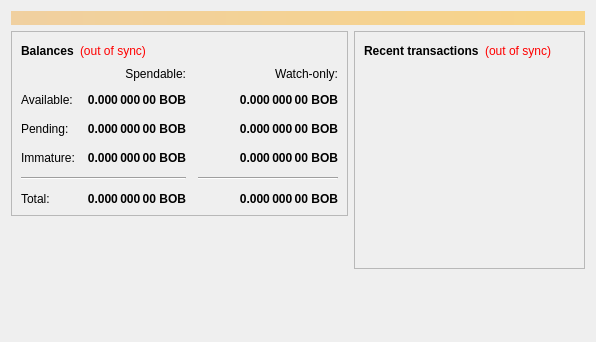
This is src/qt/forms/overviewpage.ui in dobbscoin/dobbscoin-source as Qt 5 draws it before an edit. The edited form follows.
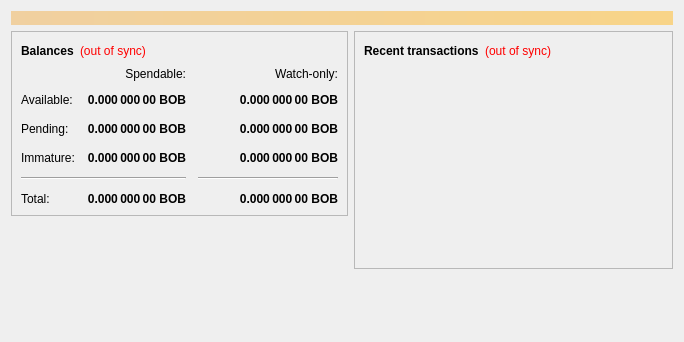
This is the edited form.

Commit message: Restyle to include tiled BOB background

```diff
--- a/src/qt/forms/overviewpage.ui
+++ b/src/qt/forms/overviewpage.ui
@@ -6,13 +6,16 @@
    <rect>
     <x>0</x>
     <y>0</y>
-    <width>596</width>
+    <width>684</width>
     <height>342</height>
    </rect>
   </property>
   <property name="windowTitle">
    <string>Form</string>
   </property>
+  <property name="autoFillBackground">
+   <bool>false</bool>
+  </property>
   <layout class="QVBoxLayout" name="topLayout">
    <item>
     <widget class="QLabel" name="labelAlerts">
@@ -408,6 +411,9 @@
       <layout class="QVBoxLayout" name="verticalLayout_3">
        <item>
         <widget class="QFrame" name="frame_2">
+         <property name="autoFillBackground">
+          <bool>true</bool>
+         </property>
          <property name="frameShape">
           <enum>QFrame::StyledPanel</enum>
          </property>
```
Left out of the diff: 3 changed lines with no effect on the pictures. The commit also changes 4 other files.
